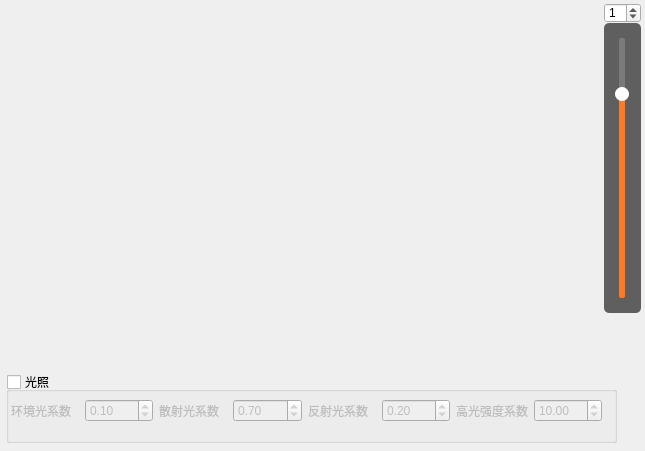
Old version of the form Tools/INimage3D/vtkcolorgradient.ui in the repository zyq1569/HealthApp.
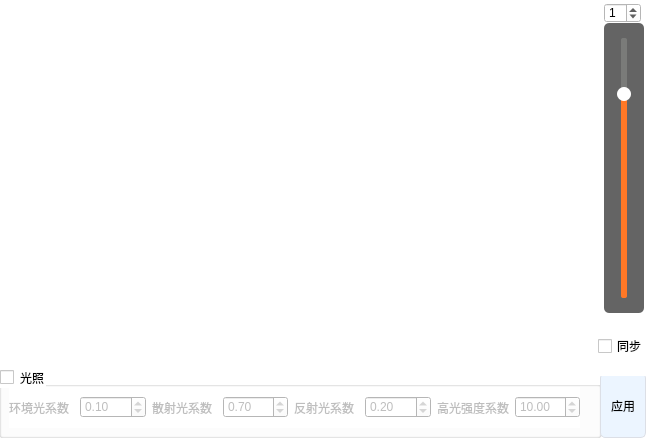
New version of the form.

Patch:
```diff
--- a/Tools/INimage3D/vtkcolorgradient.ui
+++ b/Tools/INimage3D/vtkcolorgradient.ui
@@ -9,13 +9,16 @@
    <rect>
     <x>0</x>
     <y>0</y>
-    <width>645</width>
-    <height>451</height>
+    <width>652</width>
+    <height>446</height>
    </rect>
   </property>
   <property name="windowTitle">
    <string>3D</string>
   </property>
+  <property name="styleSheet">
+   <string notr="true">background-color:rgb(255,255,255)</string>
+  </property>
   <widget class="QWidget" name="m_gwidget" native="true">
    <property name="geometry">
     <rect>
@@ -35,6 +38,9 @@
      <height>55</height>
     </rect>
    </property>
+   <property name="styleSheet">
+    <string notr="true">background-color:rgb(255,255,255)</string>
+   </property>
   </widget>
   <widget class="QSpinBox" name="m_setslope">
    <property name="geometry">
@@ -75,7 +81,7 @@
     <rect>
      <x>604</x>
      <y>23</y>
-     <width>37</width>
+     <width>40</width>
      <height>290</height>
     </rect>
    </property>
@@ -133,12 +139,15 @@
   <widget class="QGroupBox" name="m_shadingGroupBox">
    <property name="geometry">
     <rect>
-     <x>6</x>
-     <y>372</y>
-     <width>611</width>
+     <x>-1</x>
+     <y>367</y>
+     <width>602</width>
      <height>71</height>
     </rect>
    </property>
+   <property name="styleSheet">
+    <string notr="true">background-color:rgb(255,255,255)</string>
+   </property>
    <property name="title">
     <string>光照</string>
    </property>
@@ -148,13 +157,13 @@
    <property name="checked">
     <bool>false</bool>
    </property>
-   <widget class="QWidget" name="">
+   <widget class="QWidget" name="layoutWidget">
     <property name="geometry">
      <rect>
-      <x>5</x>
-      <y>13</y>
-      <width>591</width>
-      <height>51</height>
+      <x>10</x>
+      <y>20</y>
+      <width>571</width>
+      <height>41</height>
      </rect>
     </property>
     <layout class="QHBoxLayout" name="horizontalLayout">
@@ -238,6 +247,73 @@
     </layout>
    </widget>
   </widget>
+  <widget class="QPushButton" name="pushButton">
+   <property name="geometry">
+    <rect>
+     <x>600</x>
+     <y>373</y>
+     <width>46</width>
+     <height>65</height>
+    </rect>
+   </property>
+   <property name="font">
+    <font>
+     <pointsize>9</pointsize>
+    </font>
+   </property>
+   <property name="styleSheet">
+    <string notr="true">QPushButton {
+background-color:  #ecf5ff;
+border: 1px solid #dcdfe6;
+padding: 10px;
+border-radius: 5px;
+}
+
+QPushButton:hover {
+background-color: #ecf5ff;
+color: #409eff;
+}
+
+QPushButton:pressed, QPushButton:checked {
+border: 1px solid #3a8ee6;
+color: #409eff;
+}
+
+#button3 {
+border-radius: 20px;
+}</string>
+   </property>
+   <property name="text">
+    <string notr="true">应用</string>
+   </property>
+   <property name="autoDefault">
+    <bool>false</bool>
+   </property>
+   <property name="default">
+    <bool>false</bool>
+   </property>
+  </widget>
+  <widget class="QCheckBox" name="checkBox">
+   <property name="geometry">
+    <rect>
+     <x>598</x>
+     <y>316</y>
+     <width>47</width>
+     <height>60</height>
+    </rect>
+   </property>
+   <property name="font">
+    <font>
+     <pointsize>9</pointsize>
+    </font>
+   </property>
+   <property name="styleSheet">
+    <string notr="true"/>
+   </property>
+   <property name="text">
+    <string>同步</string>
+   </property>
+  </widget>
  </widget>
  <resources/>
  <connections/>
```
